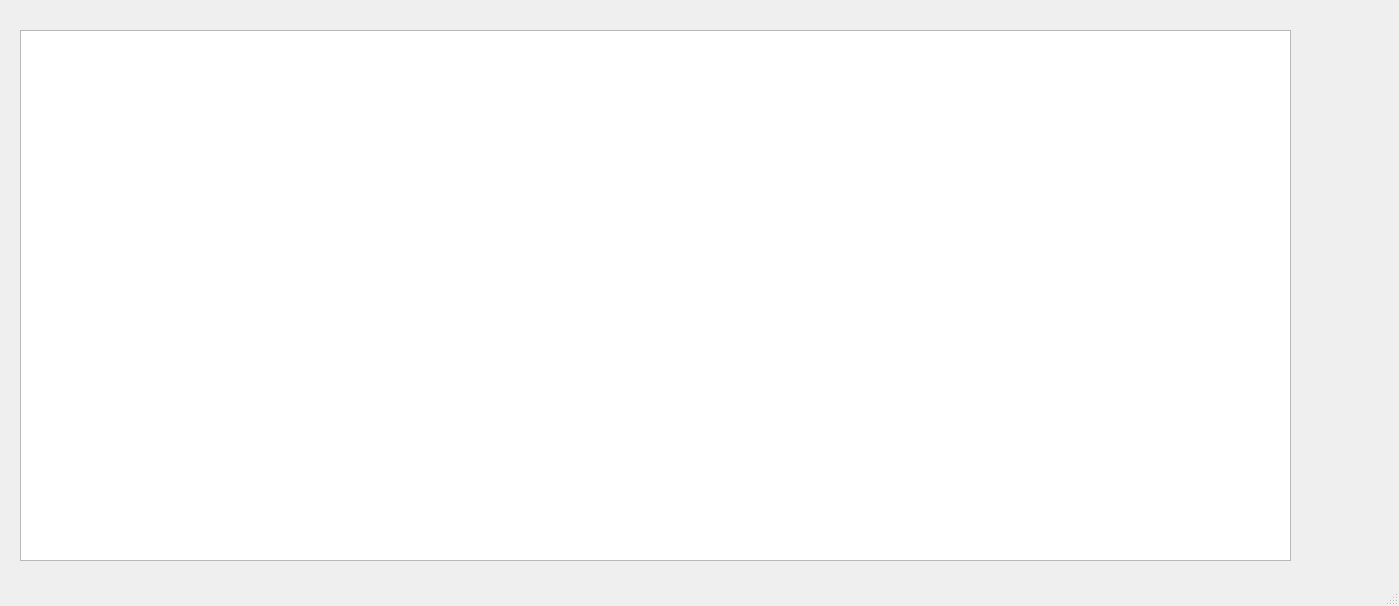
Qt form src/mainwindow.ui (DaMightyZombie/DemoTool) before a commit.
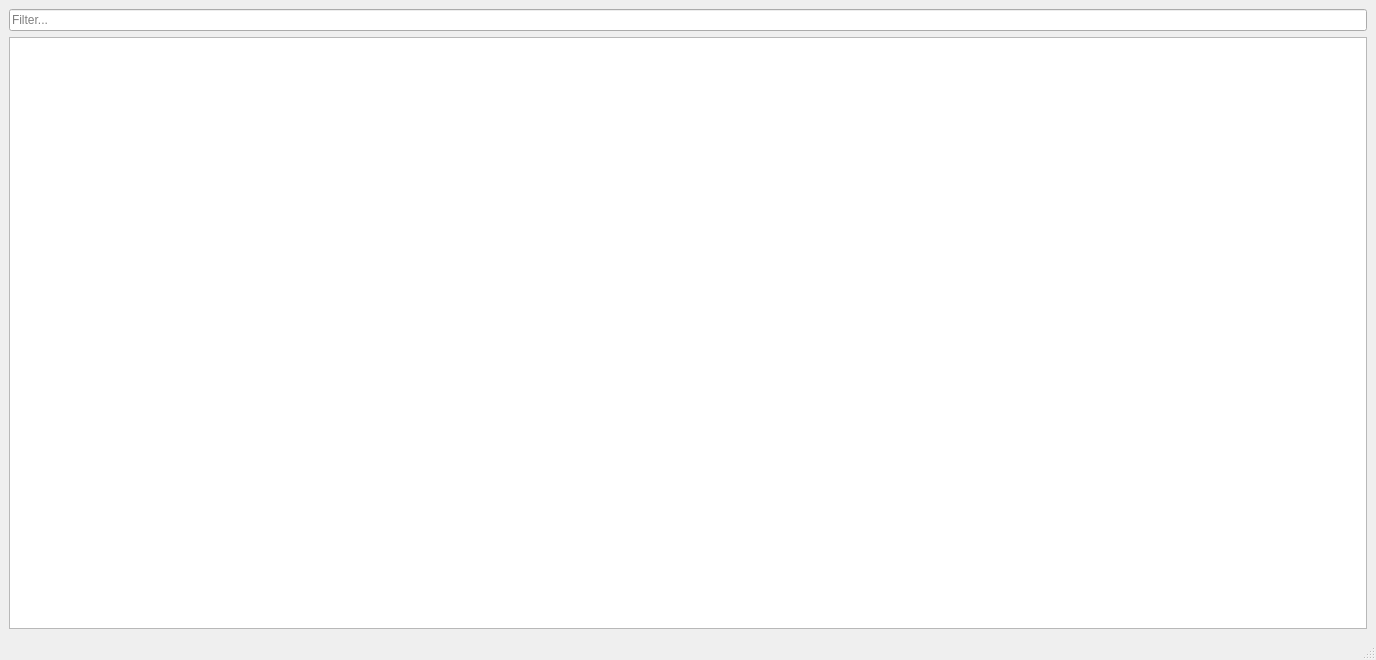
The same form after that commit.

Commit message: added filtering functionality

```diff
--- a/src/mainwindow.ui
+++ b/src/mainwindow.ui
@@ -6,24 +6,32 @@
    <rect>
     <x>0</x>
     <y>0</y>
-    <width>1399</width>
-    <height>606</height>
+    <width>1376</width>
+    <height>660</height>
    </rect>
   </property>
   <property name="windowTitle">
    <string>MainWindow</string>
   </property>
   <widget class="QWidget" name="centralwidget">
-   <widget class="QTableView" name="demoListTable">
-    <property name="geometry">
-     <rect>
-      <x>20</x>
-      <y>30</y>
-      <width>1271</width>
-      <height>531</height>
-     </rect>
-    </property>
-   </widget>
+   <layout class="QVBoxLayout" name="verticalLayout">
+    <item>
+     <widget class="QLineEdit" name="lineEdit_FilterDemos">
+      <property name="text">
+       <string/>
+      </property>
+      <property name="placeholderText">
+       <string>Filter...</string>
+      </property>
+      <property name="clearButtonEnabled">
+       <bool>false</bool>
+      </property>
+     </widget>
+    </item>
+    <item>
+     <widget class="QTableView" name="demoListTable"/>
+    </item>
+   </layout>
   </widget>
   <widget class="QMenuBar" name="menubar">
    <property name="geometry">
```
Left out of the diff: 2 changed lines with no effect on the pictures. The commit also changes 2 other files.
